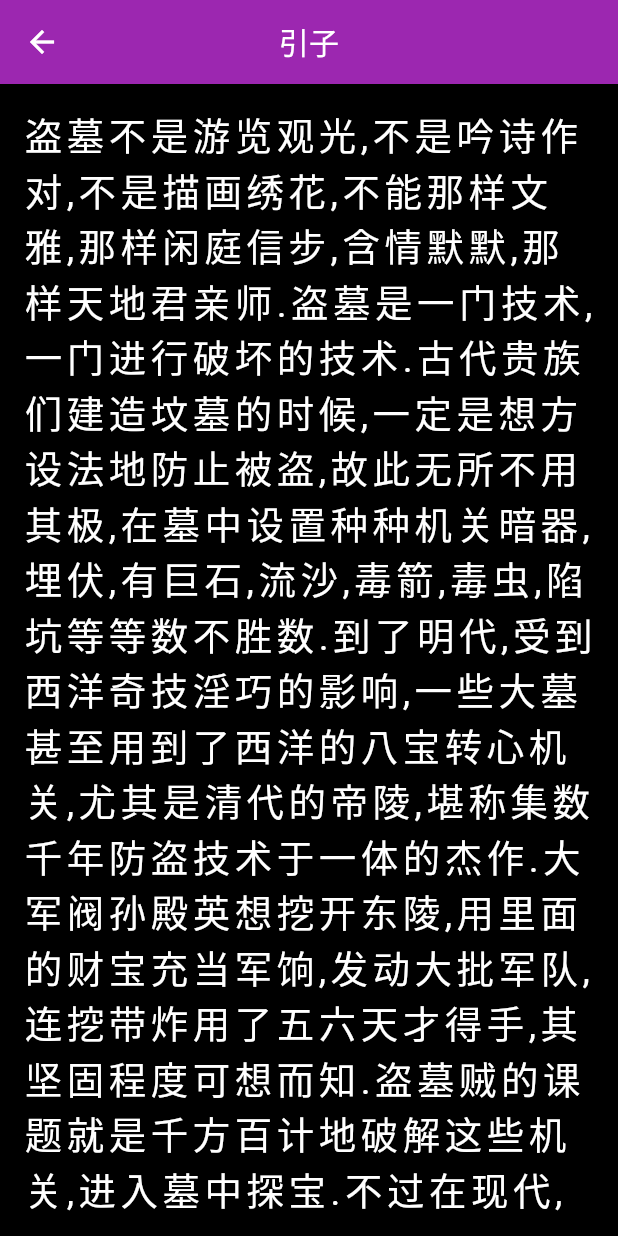
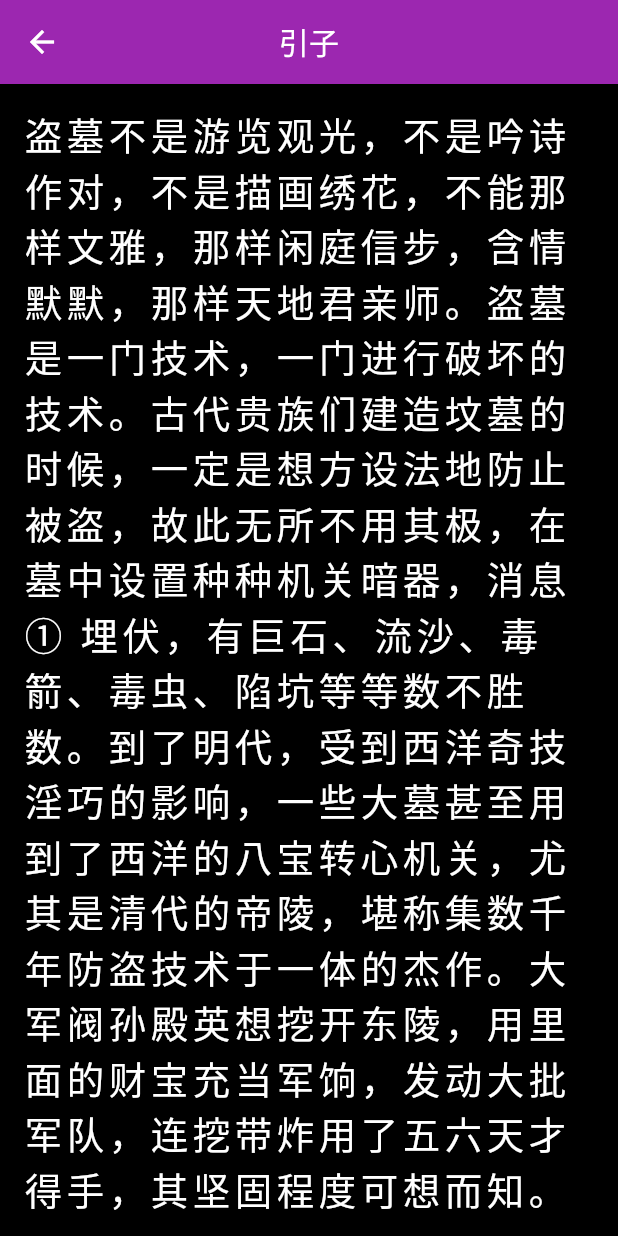
Before and after one commit to duanjial/guichui, a Flutter app: the screen it shows after launch, after a tap on "引子", on a phone screen of 412 x 824 dp. Run offline on Flutter 3.47's test engine with Material 2 defaults, Android fonts, the phone set to English and light mode, and no system bars.

Commit message:
Changed chapters structure; tested chapter 0 & 1

```diff
--- /dev/null
+++ b/chapters/0.txt
@@ -0,0 +1,3 @@
+盗墓不是游览观光，不是吟诗作对，不是描画绣花，不能那样文雅，那样闲庭信步，含情默默，那样天地君亲师。盗墓是一门技术，一门进行破坏的技术。古代贵族们建造坟墓的时候，一定是想方设法地防止被盗，故此无所不用其极，在墓中设置种种机关暗器，消息① 埋伏，有巨石、流沙、毒箭、毒虫、陷坑等等数不胜数。到了明代，受到西洋奇技淫巧的影响，一些大墓甚至用到了西洋的八宝转心机关，尤其是清代的帝陵，堪称集数千年防盗技术于一体的杰作。大军阀孙殿英想挖开东陵，用里面的财宝充当军饷，发动大批军队，连挖带炸用了五六天才得手，其坚固程度可想而知。盗墓贼的课题就是千方百计地破解这些机关，进入墓中探宝。不过在现代，比起如何挖开古墓更困难的是寻找古墓，地面上有封土堆和石碑之类明显建筑的大墓早就被人发掘得差不多了，如果要找那些年深日久藏于地下，又没有任何地上标记的古墓，那就需要一定的技术和特殊工具了，铁钎、洛阳铲、竹钉、钻地龙、探阴爪、黑折子等工具应运而生。还有一些高手不依赖工具，有的通过寻找古代文献中的线索寻找古墓，还有极少数的一些人掌握秘术，可以通过解读山川河流的脉象，用看风水的本领找墓穴。我就是属于最后这一类的。我踏遍了各地，其间经历了很多诡异离奇的事件，若是一件件地表白出来，足以让观者惊心，闻者咋舌，毕竟那些龙形虎藏、揭天拔地、倒海翻江的举动，都非比寻常。
+这诸般事迹须从我祖父留下来的一本残书《十六字阴阳风水秘术》讲起，这本残书，下半本不知何故被人硬生生地扯了去，只留下这上卷风水秘术篇，书中所述，多半都是解读墓葬的风水格局之类的独门秘术……
+① 消息：物体上暗藏的简单的机械装置，一触动就能牵动其他部分。
--- a/lib/chapter.dart
+++ b/lib/chapter.dart
@@ -1,16 +1,22 @@
 import 'package:flutter/material.dart';
+import 'package:flutter/services.dart' show rootBundle;
+import 'dart:async';
 
 class Chapter extends StatefulWidget {
   final chapterTitle;
-  Chapter(this.chapterTitle);
-  _ChapterState createState() => _ChapterState(chapterTitle);
+  final index;
+  Chapter(this.chapterTitle, this.index);
+  _ChapterState createState() =>
+      _ChapterState(chapterTitle, 'chapters/' + index.toString() + '.txt');
 }
 
 class _ChapterState extends State<Chapter> {
   final chapterTitle;
+  var path;
   static var currentPage = 0;
+  String _contents;
 
-  _ChapterState(this.chapterTitle);
+  _ChapterState(this.chapterTitle, this.path);
 
   PageController _controller = PageController(
     initialPage: currentPage,
@@ -29,26 +35,24 @@ class _ChapterState extends State<Chapter> {
     print("Current page: " + page.toString());
   }
 
-  final String paragraph =
-      "盗墓不是游览观光,不是吟诗作对,不是描画绣花,不能那样文雅,那样闲庭信步,含情默默,那样天地君亲师.盗墓是一门技术,一门进行破坏的技术." +
-          "古代贵族们建造坟墓的时候,一定是想方设法地防止被盗,故此无所不用其极,在墓中设置种种机关暗器,埋伏,有巨石,流沙,毒箭,毒虫,陷坑等等数不胜数.到了明代,受到西洋奇技淫巧的影响,一些大墓甚至用到了" +
-          "西洋的八宝转心机关,尤其是清代的帝陵,堪称集数千年防盗技术于一体的杰作." +
-          "大军阀孙殿英想挖开东陵,用里面的财宝充当军饷,发动大批军队,连挖带炸用了五六天才得手,其坚固程度可想而知." +
-          "盗墓贼的课题就是千方百计地破解这些机关,进入墓中探宝.不过在现代,比起如何挖开古墓更困难的是寻找古墓," +
-          "地面上有封土堆和石碑之类明显建筑的大墓早就被人发掘得差不多了,如果要找那些年深日久藏于地下,又没有任何地上标记的古墓," +
-          "那就需要一定的技术和特殊工具了,铁钎,洛阳铲,竹钉,钻地龙,探阴爪,黑折子等工具应运而生.还有一些高手不依赖工具," +
-          "有的通过寻找古代文献中的线索寻找古墓,还有极少数的一些人掌握秘术,可以通过解读山川河流的脉象,用看风水的本领找墓穴." +
-          "我就是属于最后这一类的.我踏遍了各地,其间经历了很多诡异离奇的事件,若是一件件地表白出来,足以让观者惊心,闻者咋舌,毕竟那些龙形虎藏," +
-          "揭天拔地,倒海翻江的举动,都非比寻常.这诸般事迹须从我祖父留下来的一本残书《十六字阴阳风水秘术》讲起,这本残书,下" +
-          "半本不知何故被人硬生生地扯了去,只留下这上卷风水秘术篇,书中所述,多半都是解读墓葬的风水格局之类的独门秘术……";
+  Future<String> loadAsset() async {
+    return await rootBundle.loadString(path);
+  }
+
+  @override
+  void initState() {
+    super.initState();
+    print("Start loading ... ");
+    loadAsset().then((String contents) {
+      setState(() {
+        _contents = contents;
+      });
+    });
+  }
 
   @override
   Widget build(BuildContext context) {
-    return PageView(
-      onPageChanged: _onPageViewChange,
-      controller: _controller,
-      children: [
-        Container(
+    return Container(
       child: Scaffold(
         backgroundColor: Colors.black,
         appBar: AppBar(
@@ -60,7 +64,7 @@ class _ChapterState extends State<Chapter> {
           child: SingleChildScrollView(
             child: RichText(
               text: TextSpan(
-                  text: paragraph,
+                text: _contents,
                 style: TextStyle(
                   color: Colors.white,
                   fontStyle: FontStyle.normal,
@@ -68,57 +72,10 @@ class _ChapterState extends State<Chapter> {
                   letterSpacing: 3,
                 ),
               ),
-              )),
             ),
           ),
         ),
-        Container(
-          child: Scaffold(
-            backgroundColor: Colors.black,
-            appBar: AppBar(
-              title: Text(chapterTitle),
       ),
-            body: Container(
-              margin: EdgeInsets.all(15),
-              child: SingleChildScrollView(
-                  child: RichText(
-                text: TextSpan(
-                  text: "page 2",
-                  style: TextStyle(
-                    color: Colors.white,
-                    fontStyle: FontStyle.normal,
-                    fontSize: 25,
-                    letterSpacing: 3,
-                  ),
-                ),
-              )),
-            ),
-          ),
-        ),
-        Container(
-          child: Scaffold(
-            backgroundColor: Colors.black,
-            appBar: AppBar(
-              title: Text(chapterTitle),
-            ),
-            body: Container(
-              margin: EdgeInsets.all(15),
-              child: SingleChildScrollView(
-                  child: RichText(
-                text: TextSpan(
-                  text: "page 3",
-                  style: TextStyle(
-                    color: Colors.white,
-                    fontStyle: FontStyle.normal,
-                    fontSize: 25,
-                    letterSpacing: 3,
-                  ),
-                ),
-              )),
-            ),
-          ),
-        ),
-      ],
     );
   }
 }
--- a/lib/chapterCard.dart
+++ b/lib/chapterCard.dart
@@ -3,7 +3,8 @@ import './chapter.dart';
 
 class ChapterCard extends StatelessWidget {
   final title;
-  ChapterCard(this.title);
+  final index;
+  ChapterCard(this.title, this.index);
   @override
   Widget build(BuildContext context) {
     return Container(
@@ -17,7 +18,7 @@ class ChapterCard extends StatelessWidget {
             print('$title tapped.');
             Navigator.push(
               context,
-              MaterialPageRoute(builder: (context) => Chapter(title)),
+              MaterialPageRoute(builder: (context) => Chapter(title, index)),
             );
           },
           child: Center(
--- a/lib/directory.dart
+++ b/lib/directory.dart
@@ -1,34 +1,74 @@
 import 'package:flutter/material.dart';
+import 'package:path_provider/path_provider.dart';
+import 'package:flutter/services.dart' show rootBundle;
 import './chapterCard.dart';
+import 'dart:async';
+import 'dart:convert';
+import 'dart:io';
 
-class Directory extends StatelessWidget {
-  final _directory = [
-    '引子',
-    '第一章 白纸人和鼠友',
-    '第二章 《十六字阴阳风水秘术》',
-    '第三章 大山里的古墓',
-    '第三章 大山里的古墓',
-    '第三章 大山里的古墓',
-    '第三章 大山里的古墓',
-    '第三章 大山里的古墓',
-    '第三章 大山里的古墓',
-    '第三章 大山里的古墓',
-    '第三章 大山里的古墓',
-    '第三章 大山里的古墓',
-    '第三章 大山里的古墓',
-    '第三章 大山里的古墓',
-    '第三章 大山里的古墓',
-    '第三章 大山里的古墓',
-  ];
+class FileStorage {
+  Future<String> get _localPath async {
+    final directory = await getApplicationDocumentsDirectory();
+    print(directory);
+    return directory.path;
+  }
+
+  Future<File> get _localFile async {
+    final path = await _localPath;
+    return File('$path/counter.txt');
+  }
+
+  Future<List<String>> readFile() async {
+    try {
+      final file = await _localFile;
+
+      // Read the file
+      List<String> contents = await file.readAsLines();
+
+      return contents;
+    } catch (e) {
+      // If encountering an error, return 0
+      return null;
+    }
+  }
+}
+
+class Directory extends StatefulWidget {
+  // final FileStorage storage;
+
+  // Directory({Key key, @required this.storage}) : super(key: key);
+
+  @override
+  _DirectoryState createState() => _DirectoryState();
+}
+
+class _DirectoryState extends State<Directory> {
+  List<String> _dirs;
+
+  Future<String> loadAsset() async {
+    return await rootBundle.loadString('directories/first.txt');
+  }
+
+  @override
+  void initState() {
+    super.initState();
+    print("Start reading");
+    loadAsset().then((String contents) {
+      LineSplitter ls = new LineSplitter();
+      setState(() {
+        _dirs = ls.convert(contents);
+      });
+    });
+  }
 
   @override
   Widget build(BuildContext context) {
     return Expanded(
       child: ListView.separated(
         padding: const EdgeInsets.all(8),
-        itemCount: _directory.length,
+        itemCount: _dirs.length,
         itemBuilder: (BuildContext context, int index) {
-          return ChapterCard(_directory[index]);
+          return ChapterCard(_dirs[index], index);
         },
         separatorBuilder: (BuildContext context, int index) => const Divider(),
       ),
--- a/pubspec.yaml
+++ b/pubspec.yaml
@@ -19,6 +19,7 @@ environment:
 dependencies:
   flutter:
     sdk: flutter
+  path_provider:
 
   # The following adds the Cupertino Icons font to your application.
   # Use with the CupertinoIcons class for iOS style icons.
@@ -41,6 +42,8 @@ flutter:
   # To add assets to your application, add an assets section, like this:
   assets:
     - covers/
+    - directories/
+    - chapters/
   #  - images/a_dot_ham.jpeg
   # An image asset can refer to one or more resolution-specific "variants", see
   # https://flutter.dev/assets-and-images/#resolution-aware.
```
Also changed, not shown: chapters/1.txt (added, +47 -0 lines), directories/first.txt (added, +32 -0 lines), pubspec.lock, 6 other files. Lines whose indentation alone changed are shown as unchanged.
